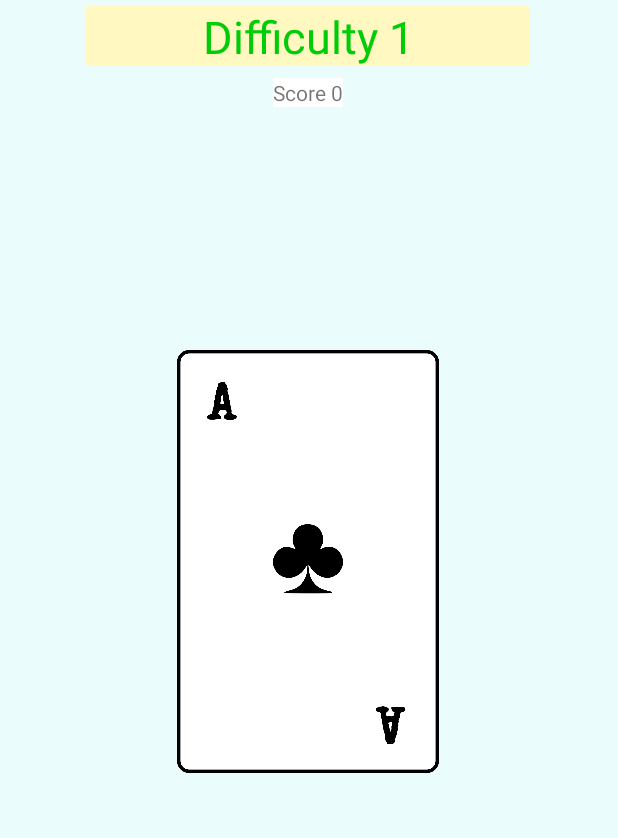
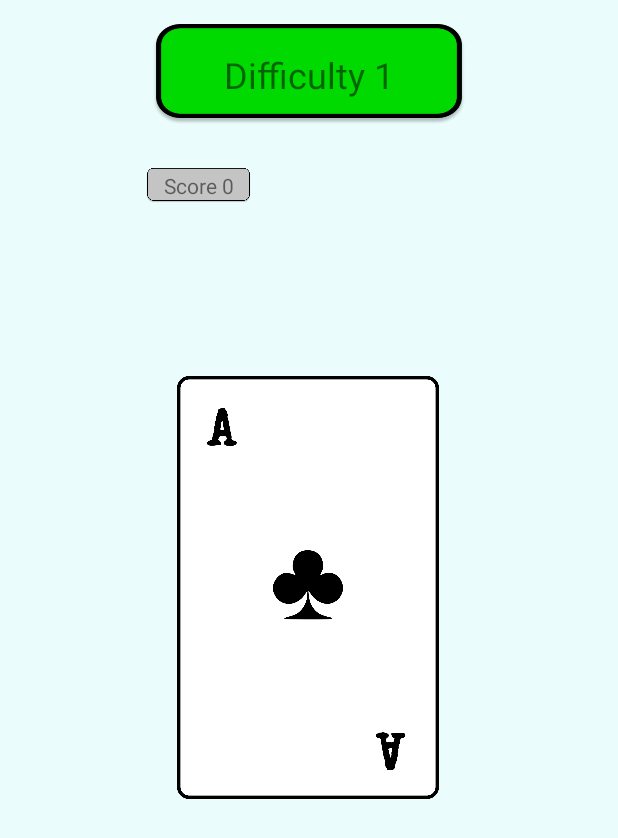
Before and after one commit to tuktukjohansson/ReaktionSpel, an Android app: the MainGameActivity screen opened directly, with no data from a screen before it, after a tap on "READY UP!", on a phone screen of 412 x 824 dp. Shown: the top 838 px of the screen. Run offline under Robolectric (Android 15) with nearby library versions, the phone set to English and light mode, and no system bars.

Commit message:
Har gjort en ny aktivitet som öppnas när man förlorar, där visas score, difficulty och ger dig valet att avsluta spelet eller börja om.

```diff
--- a/app/build.gradle
+++ b/app/build.gradle
@@ -37,6 +37,7 @@ dependencies {
     implementation 'androidx.appcompat:appcompat:1.3.1'
     implementation 'com.google.android.material:material:1.4.0'
     implementation 'androidx.constraintlayout:constraintlayout:2.1.0'
+    implementation 'androidx.compose.ui:ui:1.0.0-beta04'
     testImplementation 'junit:junit:4.+'
     androidTestImplementation 'androidx.test.ext:junit:1.1.3'
     androidTestImplementation 'androidx.test.espresso:espresso-core:3.4.0'
--- a/app/src/main/AndroidManifest.xml
+++ b/app/src/main/AndroidManifest.xml
@@ -13,6 +13,9 @@
             android:name=".MainGameActivity"
             android:exported="true" />
         <activity
+            android:name=".Endgame"
+            android:exported="true" />
+        <activity
             android:name=".MainActivity"
             android:exported="true">
             <intent-filter>
--- a/app/src/main/java/com/example/mittreaktionspel/MainActivity.kt
+++ b/app/src/main/java/com/example/mittreaktionspel/MainActivity.kt
@@ -42,7 +42,6 @@ class MainActivity : AppCompatActivity() {
         // ClickEvents
     }
     fun quitgame(view: View){
-        this@MainActivity.finish()
-        exitProcess(0)
+        finishAffinity()
     }
 }
--- a/app/src/main/java/com/example/mittreaktionspel/MainGameActivity.kt
+++ b/app/src/main/java/com/example/mittreaktionspel/MainGameActivity.kt
@@ -1,53 +1,51 @@
 package com.example.mittreaktionspel
 
+import android.content.Intent
 import android.graphics.Color
 import androidx.appcompat.app.AppCompatActivity
 import android.os.Bundle
 import android.view.View
 import android.os.CountDownTimer
+import android.provider.ContactsContract
 import android.widget.*
-
 class MainGameActivity : AppCompatActivity() {
-    // ---------------------------------Variabler ---------------------------------\\
+    // ---------------------------------Variabler --------------------------------------\\
     var kort = 0
-    var milishowtime = 1500
     var milirandomdelaytime = 0
-    var score = 0
-    var difficulty = 1
     var listofcardimages = listOf(
         R.drawable.redheart, R.drawable.reddiamond,
         R.drawable.blackclubs, R.drawable.blackspade
     )
     var listofbuttons = listOf<ImageButton>()
-    // --------------------------------------------------------------------------\\
-
-    // ---------------------------------On Create--------------------------------- \\
+    lateinit var Cardimage : ImageView
+    // ---------------------------------------------------------------------------------\\
+    // ---------------------------------On Create-------------------------------------- \\
     override fun onCreate(savedInstanceState: Bundle?) {
         super.onCreate(savedInstanceState)
         setContentView(R.layout.activity_main_game)
+
+        Cardimage = findViewById<ImageView>(R.id.imagecard)
+        resetgame()
         listofbuttons = listOf<ImageButton>(
             findViewById(R.id.heartbutton), findViewById(R.id.diamondbutton),
             findViewById(R.id.clubsbutton), findViewById(R.id.spadebutton)
         )
     }
-
-    // --------------------------------------------------------------------------- \\
+    // --------------------------------------------------------------------------------- \\
     // ------------------------------------Main Game------------------------------------ \\
     fun Startgamebutton(view: View) {
         runcalcs()
-        val Cardimage = findViewById<ImageView>(R.id.imagecard)
+
         val Difficultytextbox = findViewById<TextView>(R.id.difficulty)
         val Answertextbox = findViewById<TextView>(R.id.Answerbox)
         Answertextbox.setText("")
-        Difficultytextbox.setText("Difficulty $difficulty")
-
+        Difficultytextbox.setText("Difficulty ${Datamanager.difficulty}")
         val timer2 = object : CountDownTimer(milirandomdelaytime.toLong(), 1000) {
             override fun onTick(millisUntilFinished: Long) {
                 startgamegone()
             }
-
             override fun onFinish() {
-                val timer = object : CountDownTimer(milishowtime.toLong(), 1000) {
+                val timer = object : CountDownTimer(Datamanager.milishowtime.toLong(), 1000) {
                     override fun onTick(millisUntilFinished: Long) {
                         Cardimage.setImageResource(listofcardimages[kort])
                     }
@@ -61,11 +59,8 @@ class MainGameActivity : AppCompatActivity() {
             }
         }
         timer2.start()
-
     }
-
     // ------------------------------GONE-VISIBILITY----------------------------------- \\
-    //startgamebutton.visibility = View.VISIBLE//
     fun buttonsvisable() {
         var i = 0
         for (x in listofbuttons) {
@@ -74,7 +69,6 @@ class MainGameActivity : AppCompatActivity() {
             i++
         }
     }
-
     fun iconbuttonsgone() {
         var i = 0
         for (x in listofbuttons) {
@@ -82,17 +76,14 @@ class MainGameActivity : AppCompatActivity() {
             i++
         }
     }
-
     fun startgamevisable() {
         val startgamebutton = findViewById<Button>(R.id.startgamebutton)
         startgamebutton.visibility = View.VISIBLE
     }
-
     fun startgamegone() {
         val startgamebutton = findViewById<Button>(R.id.startgamebutton)
         startgamebutton.visibility = View.GONE
     }
-
     // --------------------------------ACTION ON ANSWER---------------------------------- \\
     fun Answerheart(view: View) {
         if (kort == 0) {
@@ -101,7 +92,6 @@ class MainGameActivity : AppCompatActivity() {
             felsvar()
         }
     }
-
     fun Answerdiamond(view: View) {
         if (kort == 1) {
             rattsvar()
@@ -109,7 +99,6 @@ class MainGameActivity : AppCompatActivity() {
             felsvar()
         }
     }
-
     fun Answerclubs(view: View) {
         if (kort == 2) {
             rattsvar()
@@ -117,7 +106,6 @@ class MainGameActivity : AppCompatActivity() {
             felsvar()
         }
     }
-
     fun Answerspade(view: View) {
         if (kort == 3) {
             rattsvar()
@@ -125,59 +113,41 @@ class MainGameActivity : AppCompatActivity() {
             felsvar()
         }
     }
-
     // ------------------------------REPEATING CALCULATIONS----------------------------- \\
     fun runcalcs() {
         kort = (0..3).random()
-        milishowtime = milishowtime / 10
-        milishowtime = milishowtime * 9
+        Datamanager.milishowtime = Datamanager.milishowtime / 10
+        Datamanager.milishowtime = Datamanager.milishowtime * 9
         milirandomdelaytime = (500..3500).random()
     }
-
     // ------------------------------------GAME HANDLER--------------------------------- \\
+    var scoreplus = 50
     fun rattsvar() {
         val Answertextbox = findViewById<TextView>(R.id.Answerbox)
         startgamevisable()
+        iconbuttonsgone()
+        Datamanager.score = Datamanager.score + 50
+        Datamanager.difficulty++
+        scoreplus = scoreplus + 20
         showscores()
-        iconbuttonsgone()
-        score = score + 50
-        score = score * difficulty
-        difficulty++
         Answertextbox.text = "Correct!"
         Answertextbox.setTextColor(Color.parseColor("#26FF2F"))
     }
-
     fun felsvar() {
-        val resetbutton = findViewById<Button>(R.id.startgamebutton)
-        val Answertextbox = findViewById<TextView>(R.id.Answerbox)
-        resetbutton.setText("Play Again!")
-        iconbuttonsgone()
-        startgamevisable()
-        showscores()
-        if (difficulty == 1) {
-            Answertextbox.text = "First level... Really?"
-            Answertextbox.setTextColor(Color.parseColor("#C10000"))
-            resetgame()
-
-        }
-        else {
-            Answertextbox.text = "Wrong"
-            Answertextbox.setTextColor(Color.parseColor("#C10000"))
-            resetgame()
-        }
+        val openendgame = Intent(this, Endgame::class.java)
+        startActivity(openendgame)
     }
-
     fun resetgame() {
         kort = 0
-        milishowtime = 1500
+        Datamanager.milishowtime = 1500
         milirandomdelaytime = 0
-        difficulty = 1
-        score = 0
+        Datamanager.difficulty = 1
+        Datamanager.score = 0
+        showscores()
     }
-
     fun showscores() {
         val Textbox = findViewById<TextView>(R.id.scoretextbox)
-        Textbox.text = "Score $score"
+        Textbox.text = "Score ${Datamanager.score}"
     }
     // --------------------------------------------------------------------------------- \\
 }
--- a/app/src/main/res/layout/activity_main_game.xml
+++ b/app/src/main/res/layout/activity_main_game.xml
@@ -7,25 +7,6 @@
     android:background="#EAFDFC"
     tools:context=".MainGameActivity">
 
-
-    <TextView
-        android:id="@+id/difficulty"
-        android:layout_width="296dp"
-        android:layout_height="40dp"
-        android:layout_marginTop="4dp"
-        android:background="#FFF9C1"
-        android:gravity="center"
-        android:shadowDx="20"
-        android:shadowDy="20"
-        android:shadowRadius="10"
-        android:text="Welcome"
-        android:textAppearance="@style/TextAppearance.AppCompat.Large"
-        android:textColor="#00CD08"
-        android:textSize="30sp"
-        app:layout_constraintEnd_toEndOf="parent"
-        app:layout_constraintHorizontal_bias="0.495"
-        app:layout_constraintStart_toStartOf="parent"
-        app:layout_constraintTop_toTopOf="parent" />
 
     <Button
         android:id="@+id/startgamebutton"
@@ -49,10 +30,10 @@
         android:layout_height="282dp"
         app:layout_constraintBottom_toBottomOf="parent"
         app:layout_constraintEnd_toEndOf="parent"
-        app:layout_constraintHorizontal_bias="0.495"
+        app:layout_constraintHorizontal_bias="0.494"
         app:layout_constraintStart_toStartOf="parent"
         app:layout_constraintTop_toTopOf="parent"
-        app:layout_constraintVertical_bias="0.43"
+        app:layout_constraintVertical_bias="0.463"
         app:srcCompat="@drawable/cards" />
 
     <ImageButton
@@ -133,26 +114,43 @@
 
     <TextView
         android:id="@+id/scoretextbox"
-        android:layout_width="wrap_content"
-        android:layout_height="wrap_content"
-        android:layout_marginTop="8dp"
-        android:background="#FFFFFF"
+        android:layout_width="70dp"
+        android:layout_height="23dp"
+        android:layout_marginTop="32dp"
+        android:background="@drawable/scoreview"
+        android:gravity="center"
         android:text="Score 0"
+        android:textSize="14sp"
+        app:layout_constraintBottom_toTopOf="@+id/Answerbox"
         app:layout_constraintEnd_toEndOf="parent"
-        app:layout_constraintHorizontal_bias="0.498"
+        app:layout_constraintHorizontal_bias="0.284"
         app:layout_constraintStart_toStartOf="parent"
-        app:layout_constraintTop_toBottomOf="@+id/difficulty" />
+        app:layout_constraintTop_toBottomOf="@+id/difficulty"
+        app:layout_constraintVertical_bias="0.47" />
+
+    <TextView
+        android:id="@+id/difficulty"
+        android:layout_width="209dp"
+        android:layout_height="67dp"
+        android:layout_marginTop="16dp"
+        android:background="@drawable/difficulty"
+        android:gravity="center"
+        android:text="Welcome"
+        android:textSize="24sp"
+        app:layout_constraintEnd_toEndOf="parent"
+        app:layout_constraintStart_toStartOf="parent"
+        app:layout_constraintTop_toTopOf="parent" />
 
     <TextView
         android:id="@+id/Answerbox"
-        android:layout_width="327dp"
-        android:layout_height="171dp"
-        android:layout_marginTop="16dp"
+        android:layout_width="261dp"
+        android:layout_height="120dp"
         android:gravity="center"
         android:textColor="#C10000"
-        android:textSize="60dp"
+        android:textSize="30dp"
+        app:layout_constraintBottom_toTopOf="@+id/imagecard"
         app:layout_constraintEnd_toEndOf="parent"
-        app:layout_constraintStart_toStartOf="parent"
-        app:layout_constraintTop_toBottomOf="@+id/difficulty" />
+        app:layout_constraintStart_toStartOf="parent" />
+
 
 </androidx.constraintlayout.widget.ConstraintLayout>
```
Also changed, not shown: app/src/main/java/com/example/mittreaktionspel/Datamanager.kt (added, +7 -0 lines), app/src/main/java/com/example/mittreaktionspel/Endgame.kt (added, +39 -0 lines), app/src/main/res/layout/activity_main.xml (+5 -3 lines), app/src/main/res/layout/endgame_activity.xml (added, +91 -0 lines), app/src/main/res/drawable/bluebutton.png (added), app/src/main/res/drawable/difficulty.png (added), app/src/main/res/drawable/eloncrying.jpg (added), app/src/main/res/drawable/redbutton.png (added), app/src/main/res/drawable/scoreview.png (added), app/src/main/res/drawable/yellowtext.png (added).
